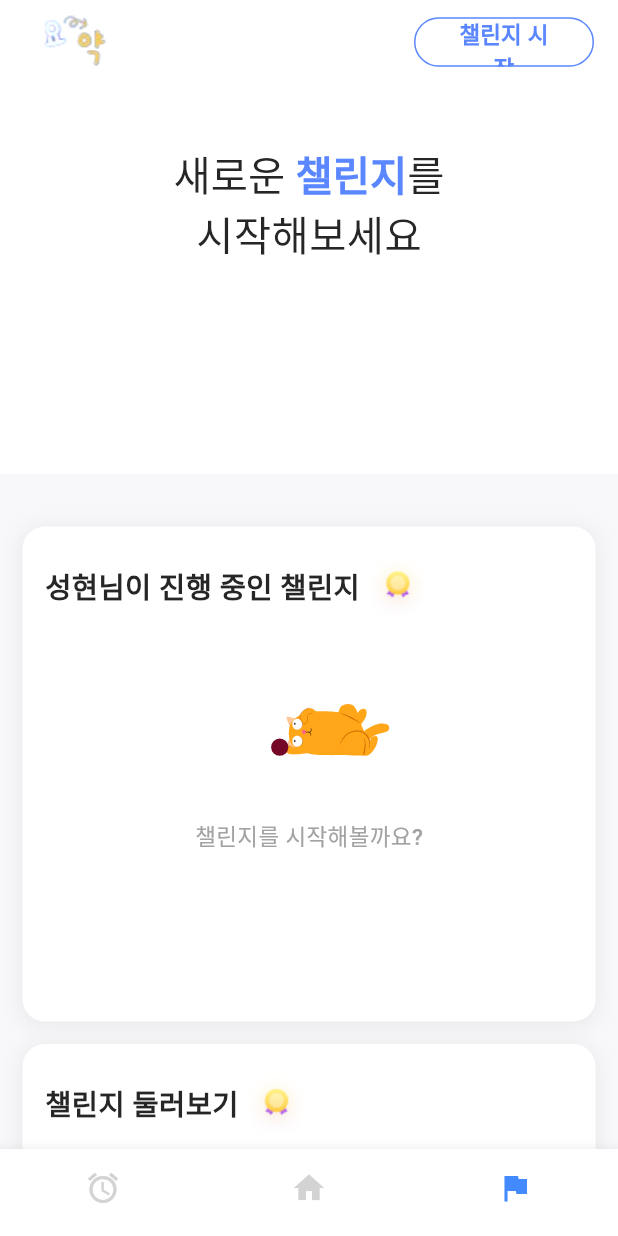
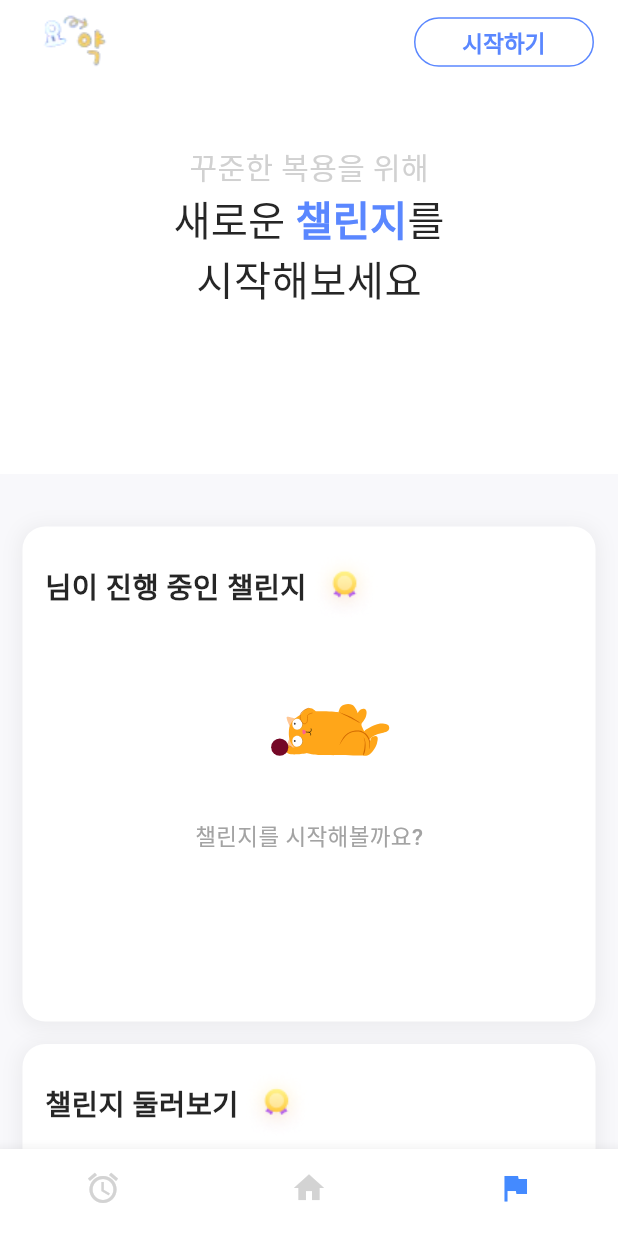
Before and after one commit to iihye/Yoyak, a Flutter app: the screen it shows after launch, item 3 of the bottom bar chosen, on a phone screen of 412 x 824 dp. Run offline on Flutter 3.47's test engine with Material 3 defaults, Android fonts, the phone set to English and light mode, and no system bars; our stand-ins replace dio, firebase_core, firebase_messaging, flick_video_player, flutter_secure_storage, image_picker and 4 more; missing offline and left inert: kakao_flutter_sdk_user, simple_progress_indicators; accounts and stored records are empty; network calls fail; Roboto replaces fonts that are missing (Pretendard).

Commit message:
[feat] 24.04.01 메인페이지 배경 영상 추가
Change-Id: Ic48ee0b9d1ac8635c9ca2389213aef57a2121356

```diff
--- a/frontend/yoyak/lib/components/challenge_appbar.dart
+++ b/frontend/yoyak/lib/components/challenge_appbar.dart
@@ -60,7 +60,7 @@ class ChallengeaAppBar extends StatelessWidget implements PreferredSizeWidget {
                                   return const DialogUI(destination: LoginScreen(destination: RegistChallengeScreen(),),);
                             });
                           },
-                          text: "챌린지 시작",
+                          text: "시작하기",
                           colorMode: 'white',
                           borderWidth: 1.0,
                           borderRadius: BorderRadius.circular(20),
--- a/frontend/yoyak/lib/screen/Challenge/challenge_screen.dart
+++ b/frontend/yoyak/lib/screen/Challenge/challenge_screen.dart
@@ -21,7 +21,7 @@ class _ChallengeScreenState extends State<ChallengeScreen> {
 
   @override
   Widget build(BuildContext context) {
-
+    var userName = context.read<LoginStore>().userName;
     context.read<ChallengeStore>().getMyChallenge(); // 내 챌린지 호출
     context.read<ChallengeStore>().getMyChallengeList(); // 내 챌린지 덱 호출
     context.read<ChallengeStore>().getOthersChallenge(); // 챌린지 둘러보기 호출
@@ -44,22 +44,22 @@ class _ChallengeScreenState extends State<ChallengeScreen> {
                 child: _ChallengeTitleSection(),
               ),
             ),
-            const Padding(
-              padding: EdgeInsets.fromLTRB(15, 30, 15, 25),
+            Padding(
+              padding: const EdgeInsets.fromLTRB(15, 30, 15, 25),
               child: Column(
                 crossAxisAlignment: CrossAxisAlignment.start,
                 children: [
-                  SizedBox(
+                  const SizedBox(
                     height: 5,
                   ),
                   MyChallengeCard(
-                    title: "성현님이 진행 중인 챌린지",
+                    title: "$userName님이 진행 중인 챌린지",
                     titleImagePath: "assets/images/medal.png",
                   ),
-                  SizedBox(
+                  const SizedBox(
                     height: 15,
                   ),
-                  OtherChallengeCard(
+                  const OtherChallengeCard(
                     title: "챌린지 둘러보기",
                     titleImagePath: "assets/images/medal.png",
                   ),
@@ -92,6 +92,15 @@ class _ChallengeTitleSection extends StatelessWidget {
       return Column(
             crossAxisAlignment: CrossAxisAlignment.center,
             children: [
+              Text(
+                "꾸준한 복용을 위해",
+                style: TextStyle(
+                  fontSize: 20,
+                  color: Palette.SUB_BLACK.withOpacity(0.5),
+                  fontWeight: FontWeight.w400,
+                  fontFamily: 'Pretendard',
+                ),
+              ),
               RichText(
                   text: const TextSpan(children: [
                 TextSpan(
--- a/frontend/yoyak/lib/screen/SignUp/user_info.screen.dart
+++ b/frontend/yoyak/lib/screen/SignUp/user_info.screen.dart
@@ -112,21 +112,13 @@ class _UserInfoScreenState extends State<UserInfoScreen> {
                   Lottie.asset('assets/lotties/cat.json',
                       width: 200, height: 200),
                   RichText(
-                    text: TextSpan(
+                    text: const TextSpan(
                       children: [
-                        const TextSpan(
-                          text: '안녕하세요 ',
+                        TextSpan(
+                          text: '회원가입을 위해 ',
                           style: TextStyle(
                             fontSize: 22,
                             color: Palette.MAIN_BLACK,
-                            fontWeight: FontWeight.w600,
-                          ),
-                        ),
-                        TextSpan(
-                          text: '${context.watch<LoginStore>().userName}님',
-                          style: const TextStyle(
-                            color: Palette.MAIN_BLUE, // 영양이 부분의 색상을 빨간색으로 지정
-                            fontSize: 21,
                             fontWeight: FontWeight.w600,
                           ),
                         ),
@@ -142,7 +134,7 @@ class _UserInfoScreenState extends State<UserInfoScreen> {
                     ),
                   ),
                   const Text(
-                    "아래 정보를 입력해주세요",
+                    "아래의 정보를 입력해주세요",
                     style: TextStyle(
                       fontSize: 22,
                       fontWeight: FontWeight.w600,
--- a/frontend/yoyak/lib/store/login_store.dart
+++ b/frontend/yoyak/lib/store/login_store.dart
@@ -18,7 +18,7 @@ class LoginStore extends ChangeNotifier {
   var UserDetail; // 회원정보 페이지에 뿌려줄 데이터
 
   // 회원가입 정보
-  String userName = '성현';
+  String userName = '';
   String userEmail = '';
   String password = '';
 
--- a/frontend/yoyak/pubspec.yaml
+++ b/frontend/yoyak/pubspec.yaml
@@ -57,6 +57,8 @@ dependencies:
   firebase_core: ^2.15.0
   permission_handler: ^11.3.1
   flutter_launcher_icons: ^0.13.1
+  video_player: ^2.8.3
+  flick_video_player: ^0.7.0
 
 dev_dependencies:
   flutter_test:
@@ -90,6 +92,7 @@ flutter:
     - assets/images/lines/
     - assets/images/profiles/
     - assets/lotties/
+    - assets/videos/
     - assets/config/.env
 
   # An image asset can refer to one or more resolution-specific "variants", see
```
Also changed, not shown: frontend/yoyak/lib/components/main_appbar.dart (+10 -5 lines), frontend/yoyak/lib/components/main_appbar_button.dart (added, +76 -0 lines), frontend/yoyak/lib/screen/Home/home_screen.dart (+95 -33 lines), frontend/yoyak/lib/screen/Mypage/mypage_screen.dart (+11 -0 lines), frontend/yoyak/lib/store/challenge_store.dart (+7 -0 lines), frontend/yoyak/pubspec.lock, 2 other files.
